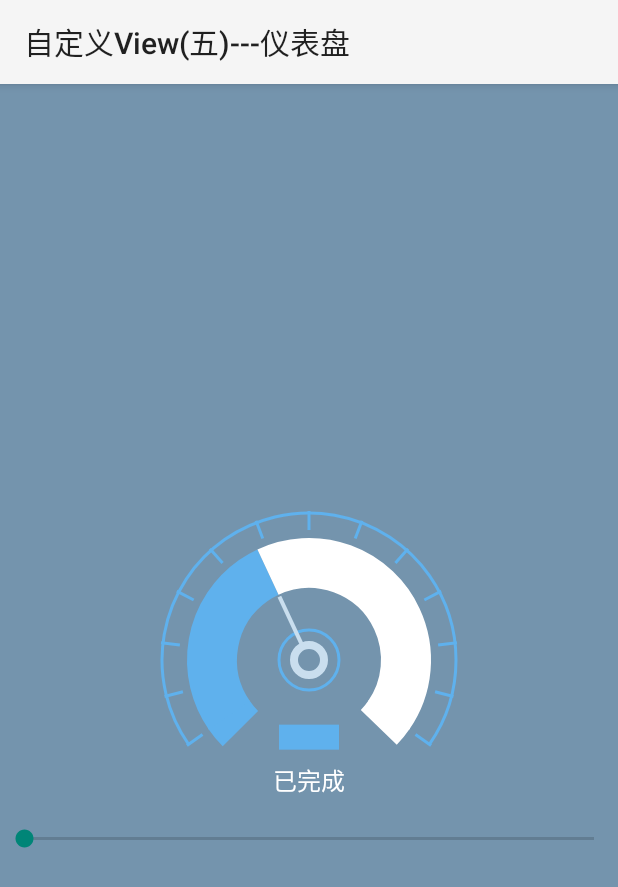
After one commit to huangyula/CustomView, an Android app: the PanelViewActivity screen opened directly, with no data from a screen before it, on a phone screen of 412 x 824 dp. The commit adds this screen. Shown: the top 887 px of the screen. Run offline under Robolectric (Android 15) with nearby library versions, the phone set to English and light mode, and no system bars.

Commit message:
仪表盘

```diff
--- a/app/src/main/AndroidManifest.xml
+++ b/app/src/main/AndroidManifest.xml
@@ -39,6 +39,9 @@
                   android:label="自定义View(五)---简约折线图">
         </activity>
 
+        <activity android:name=".activity.PanelViewActivity"
+                  android:label="自定义View(五)---仪表盘">
+        </activity>
 
 
     </application>
--- a/app/src/main/java/com/hy/customview/MainActivity.java
+++ b/app/src/main/java/com/hy/customview/MainActivity.java
@@ -5,6 +5,7 @@ import android.view.View;
 
 import com.hy.customview.activity.BaseActivity;
 import com.hy.customview.activity.CirclePercentViewActivity;
+import com.hy.customview.activity.PanelViewActivity;
 import com.hy.customview.activity.PopupViewActivity;
 import com.hy.customview.activity.SimpleLineChartActivity;
 import com.hy.customview.activity.ValidViewActivity;
@@ -41,6 +42,9 @@ public class MainActivity extends BaseActivity
 		gotoActivity(SimpleLineChartActivity.class);
 	}
 
+	public void onPanelView(View view){
+		gotoActivity(PanelViewActivity.class);
+	}
 
 
 }
--- /dev/null
+++ b/app/src/main/java/com/hy/customview/activity/PanelViewActivity.java
@@ -0,0 +1,44 @@
+package com.hy.customview.activity;
+
+import android.os.Bundle;
+import android.support.annotation.Nullable;
+import android.support.v7.app.AppCompatActivity;
+import android.widget.SeekBar;
+
+import com.hy.customview.R;
+import com.hy.customview.view.PanelView;
+
+/**
+ * Created by and on 2018-07-12.
+ */
+
+public class PanelViewActivity extends AppCompatActivity {
+    private PanelView mPanelView;
+    private SeekBar mSeekBar;
+
+
+
+    @Override
+    protected void onCreate(@Nullable Bundle savedInstanceState) {
+        super.onCreate(savedInstanceState);
+        setContentView(R.layout.activity_panelview);
+        mPanelView = (PanelView) findViewById(R.id.panelView);
+        mSeekBar = (SeekBar) findViewById(R.id.seekBar);
+        mSeekBar.setOnSeekBarChangeListener(new SeekBar.OnSeekBarChangeListener() {
+            @Override
+            public void onProgressChanged(SeekBar seekBar, int progress, boolean fromUser) {
+                mPanelView.setPercent(progress);
+            }
+
+            @Override
+            public void onStartTrackingTouch(SeekBar seekBar) {
+
+            }
+
+            @Override
+            public void onStopTrackingTouch(SeekBar seekBar) {
+
+            }
+        });
+    }
+}
--- /dev/null
+++ b/app/src/main/java/com/hy/customview/view/PanelView.java
@@ -0,0 +1,306 @@
+package com.hy.customview.view;
+
+import android.content.Context;
+import android.content.res.TypedArray;
+import android.graphics.Canvas;
+import android.graphics.Color;
+import android.graphics.Paint;
+import android.graphics.RectF;
+import android.support.annotation.Nullable;
+import android.util.AttributeSet;
+import android.util.Log;
+import android.view.View;
+
+import com.hy.customview.R;
+import com.hy.customview.utils.PxUtils;
+
+/**
+ * 仪表盘
+ * 绘制步骤：1.最外面的弧   2.里面的粗弧   3.中间小圆   4.最小的圆  5.刻度   6.指针  7.矩形  8.文字
+ * Created by and on 2018-07-16.
+ */
+
+public class PanelView extends View{
+    private Paint mPaint;
+    private RectF mRectF;
+    private int mWidth;
+    private int mHeight;
+
+    private int mPercent=40;
+
+    //刻度宽度
+    private float mTikeWidth;
+
+    //第二个弧的宽度
+    private int mScendArcWidth;
+
+    //最小圆的半径
+    private int mMinCircleRadius;
+
+    //文字矩形的宽
+    private int mRectWidth;
+
+    //文字矩形的高
+    private int mRectHeight;
+
+
+    //文字内容
+    private String mText = "";
+
+    //文字的大小
+    private int mTextSize;
+
+    //设置文字颜色
+    private int mTextColor;
+    private int mArcColor;
+
+    //小圆和指针颜色
+    private int mMinCircleColor;
+
+    //刻度的个数
+    private int mTikeCount;
+
+    private Context mContext;
+
+    public PanelView(Context context) {
+        this(context,null);
+    }
+
+    public PanelView(Context context, @Nullable AttributeSet attrs) {
+        this(context, attrs,0);
+        init();
+    }
+
+    private void init() {
+        mPaint=new Paint();
+        mPaint.setAntiAlias(true);
+        mRectF=new RectF();
+    }
+
+
+    public PanelView(Context context, @Nullable AttributeSet attrs, int defStyleAttr) {
+        super(context, attrs, defStyleAttr);
+        mContext=context;
+        TypedArray a = context.obtainStyledAttributes(attrs, R.styleable.PanelView,defStyleAttr,0);
+        mArcColor = a.getColor(R.styleable.PanelView_arcColor, Color.parseColor("#5FB1ED"));
+        mMinCircleColor = a.getColor(R.styleable.PanelView_pointerColor,Color.parseColor("#C9DEEE"));
+        mTikeCount = a.getInt(R.styleable.PanelView_tikeCount,12);
+        mTextSize = a.getDimensionPixelSize(PxUtils.spToPx(R.styleable.PanelView_android_textSize,mContext),24);
+        mText = a.getString(R.styleable.PanelView_android_text);
+        mScendArcWidth = 50;
+        mMinCircleRadius=15;
+        mTikeWidth=20;
+    }
+
+    @Override
+    protected void onMeasure(int widthMeasureSpec, int heightMeasureSpec) {
+        int widthSize = MeasureSpec.getSize(widthMeasureSpec);
+        int widthMode = MeasureSpec.getMode(widthMeasureSpec);
+        int heightSize = MeasureSpec.getSize(heightMeasureSpec);
+        int heightMode = MeasureSpec.getMode(heightMeasureSpec);
+        if (widthMode == MeasureSpec.EXACTLY) {
+            mWidth = widthSize;
+        }else {
+            mWidth = PxUtils.dpToPx(200,mContext);
+        }
+
+
+        if (heightMode == MeasureSpec.EXACTLY) {
+            mHeight = heightSize;
+        }else {
+            mHeight = PxUtils.dpToPx(200,mContext);
+        }
+        Log.e("wing",mWidth+"");
+        setMeasuredDimension(mWidth, mHeight);
+    }
+
+
+    @Override
+    protected void onDraw(Canvas canvas) {
+        super.onDraw(canvas);
+        /**
+         * 画外弧
+         */
+        int stokeWidth=3;
+        mPaint.setStrokeWidth(stokeWidth);
+        mPaint.setStyle(Paint.Style.STROKE);
+        mPaint.setColor(mArcColor);
+        mRectF.set(stokeWidth,stokeWidth,mWidth-stokeWidth,mHeight-stokeWidth);
+        canvas.drawArc(mRectF,145,250,false,mPaint);
+
+        /**
+         * 画粗弧,分四个部分画:左边突出部分,充满部分，未充满部分,右边突出部分
+         */
+        mPaint.setStrokeWidth(mScendArcWidth);
+        mRectF.set(stokeWidth+50,stokeWidth+50,mWidth-stokeWidth-50,mHeight-stokeWidth-50);
+        float secondRectWidth = mWidth-stokeWidth-50-stokeWidth-50;
+        float secondRectHeight = mHeight-stokeWidth-50-stokeWidth-50;
+
+        float percent=mPercent/100f;
+        float fill=250*percent;
+        float empty=250-fill;
+
+        //左边突出部分
+        if(percent==0){
+            mPaint.setColor(Color.WHITE);
+        }
+        canvas.drawArc(mRectF,135,11,false,mPaint);
+
+        //充满部分
+        mPaint.setColor(mArcColor);
+        canvas.drawArc(mRectF,145,fill,false,mPaint);
+
+        //未充满部分
+        mPaint.setColor(Color.WHITE);
+        canvas.drawArc(mRectF,145+fill,empty,false,mPaint);
+
+        //右边突出部分
+        if(percent==1){
+            mPaint.setColor(mArcColor);
+        }
+        canvas.drawArc(mRectF,144+fill+empty,10,false,mPaint);
+
+        /**
+         * 绘制小圆
+         */
+        mPaint.setColor(mMinCircleColor);
+        mPaint.setStyle(Paint.Style.STROKE);
+        mPaint.setStrokeWidth(mMinCircleRadius/2+1);
+        canvas.drawCircle(mWidth/2,mHeight/2,mMinCircleRadius,mPaint);
+
+        /**
+         * 绘制大圆
+         */
+        mPaint.setStrokeWidth(stokeWidth);
+        mPaint.setColor(mArcColor);
+        canvas.drawCircle(mWidth/2,mHeight/2,30,mPaint);
+
+        /**
+         * 刻度
+         */
+        mPaint.setColor(mArcColor);
+        mPaint.setStrokeWidth(3);
+
+
+        //旋转的角度
+        float rotateAngle=250f/mTikeCount;
+
+        //画第一个刻度
+        canvas.save();
+        canvas.drawLine(mWidth/2,stokeWidth/2,mWidth/2,mTikeWidth,mPaint);
+        canvas.restore();
+
+        //旋转画布,绘制右边刻度
+        canvas.save();
+        for(int i=0;i<mTikeCount/2;i++){
+            canvas.rotate(rotateAngle,mWidth/2,mHeight/2);
+            canvas.drawLine(mWidth/2,stokeWidth/2,mWidth/2,mTikeWidth,mPaint);
+        }
+        canvas.restore();
+
+        //旋转画布,绘制左边刻度
+        canvas.save();
+        for(int i=0;i<mTikeCount/2;i++)
+        {
+            canvas.rotate(-rotateAngle,mWidth/2,mHeight/2);
+            canvas.drawLine(mWidth/2,stokeWidth/2,mWidth/2,mTikeWidth,mPaint);
+        }
+        canvas.restore();
+
+        /**
+        * 指针
+         */
+        mPaint.setStrokeWidth(4);
+        mPaint.setColor(mMinCircleColor);
+        //按照百分比绘制刻度
+        canvas.rotate(( 250 * percent - 250/2), mWidth / 2, mHeight / 2);
+
+        canvas.drawLine(mWidth / 2, (mHeight / 2 - secondRectHeight / 2) + mScendArcWidth / 2 + 2, mWidth / 2, mHeight / 2 - mMinCircleRadius, mPaint);
+
+        //将画布旋转回来
+        canvas.rotate(-( 250 * percent - 250/2), mWidth / 2, mHeight / 2);
+
+
+        //绘制矩形
+        mPaint.setStyle(Paint.Style.FILL);
+        mPaint.setColor(mArcColor);
+        mRectWidth = 60;
+        mRectHeight = 25;
+
+        //文字矩形的最底部坐标
+        float rectBottomY = mHeight/2 + secondRectHeight/3+mRectHeight;
+        canvas.drawRect(mWidth/2-mRectWidth/2,mHeight/2 + secondRectHeight/3,mWidth/2+mRectWidth/2,rectBottomY,mPaint);
+
+
+        mPaint.setTextSize(mTextSize);
+        mTextColor = Color.WHITE;
+        mPaint.setColor(mTextColor);
+        if(mText==null){
+            mText="已完成";
+        }
+        float txtLength = mPaint.measureText(mText);
+        canvas.drawText(mText,(mWidth-txtLength)/2,rectBottomY + 40,mPaint);
+
+
+    }
+
+    /**
+     * 设置百分比
+     * @param percent
+     */
+    public void setPercent(int percent) {
+        mPercent = percent;
+        invalidate();
+    }
+
+    /**
+     * 设置文字
+     * @param text
+     */
+    public void setText(String text){
+        mText = text;
+        invalidate();
+    }
+
+    /**
+     * 设置圆弧颜色
+     * @param color
+     */
+
+    public void setArcColor(int color){
+        mArcColor = color;
+
+        invalidate();
+    }
+
+
+    /**
+     * 设置指针颜色
+     * @param color
+     */
+    public void setPointerColor(int color){
+        mMinCircleColor = color;
+
+        invalidate();
+    }
+
+    /**
+     * 设置文字大小
+     * @param size
+     */
+    public void setTextSize(int size){
+        mTextSize = size;
+
+        invalidate();
+    }
+
+    /**
+     * 设置粗弧的宽度
+     * @param width
+     */
+    public void setArcWidth(int width){
+        mScendArcWidth = width;
+
+        invalidate();
+    }
+}
--- a/app/src/main/res/layout/activity_main.xml
+++ b/app/src/main/res/layout/activity_main.xml
@@ -33,5 +33,11 @@
         android:layout_height="wrap_content"
         android:text="自定义View---简约折线图"
         android:onClick="onSimpleLineChart"/>
+    <Button
+        android:layout_width="match_parent"
+        android:layout_height="wrap_content"
+        android:text="自定义View---仪表盘"
+        android:onClick="onPanelView"
+        />
 
 </LinearLayout>
--- /dev/null
+++ b/app/src/main/res/layout/activity_panelview.xml
@@ -0,0 +1,21 @@
+<?xml version="1.0" encoding="utf-8"?>
+<RelativeLayout xmlns:android="http://schemas.android.com/apk/res/android"   xmlns:app="http://schemas.android.com/apk/res-auto"
+              android:layout_width="match_parent"
+              android:layout_height="match_parent"
+                android:background="#7494AD"
+    >
+    <com.hy.customview.view.PanelView
+        android:id="@+id/panelView"
+        android:layout_width="wrap_content"
+        android:layout_height="wrap_content"
+        android:layout_centerInParent="true"
+        />
+
+    <SeekBar
+        android:id="@+id/seekBar"
+        android:layout_width="match_parent"
+        android:layout_height="wrap_content"
+        android:layout_below="@+id/panelView"
+        android:layout_marginTop="10dp"/>
+
+</RelativeLayout>
--- a/app/src/main/res/values/attr.xml
+++ b/app/src/main/res/values/attr.xml
@@ -34,5 +34,14 @@
         <attr name="centerTextSize" format="dimension"/>
     </declare-styleable>
 
+    <declare-styleable name="PanelView">
+        <attr name="arcColor" format="color"/>
+        <attr name="arcWidth" format="dimension"/>
+        <attr name="android:text"/>
+        <attr name="tikeCount" format="integer"/>
+        <attr name="pointerColor" format="color"/>
+        <attr name="android:textSize"/>
+    </declare-styleable>
+
 
 </resources>
```
